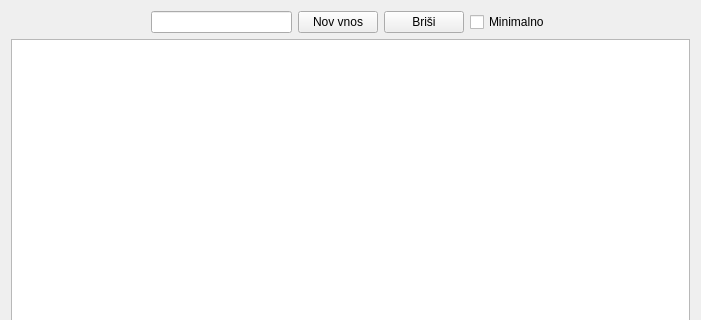
This is wid_potovanja.ui in bubi-luka/BubiRacun as Qt 5 draws it before an edit; both pictures show x 0 to 701 and y 0 to 320 of the 701 by 470 pixel window. The edited form follows.
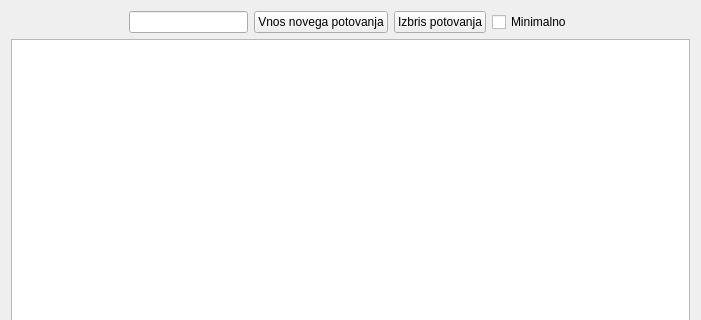
This is the edited form.

Diff of the .ui file:
```diff
--- a/wid_potovanja.ui
+++ b/wid_potovanja.ui
@@ -38,14 +38,14 @@
      <item>
       <widget class="QPushButton" name="btn_nov">
        <property name="text">
-        <string>Nov vnos</string>
+        <string>Vnos novega potovanja</string>
        </property>
       </widget>
      </item>
      <item>
       <widget class="QPushButton" name="btn_brisi">
        <property name="text">
-        <string>Briši</string>
+        <string>Izbris potovanja</string>
        </property>
       </widget>
      </item>
```
